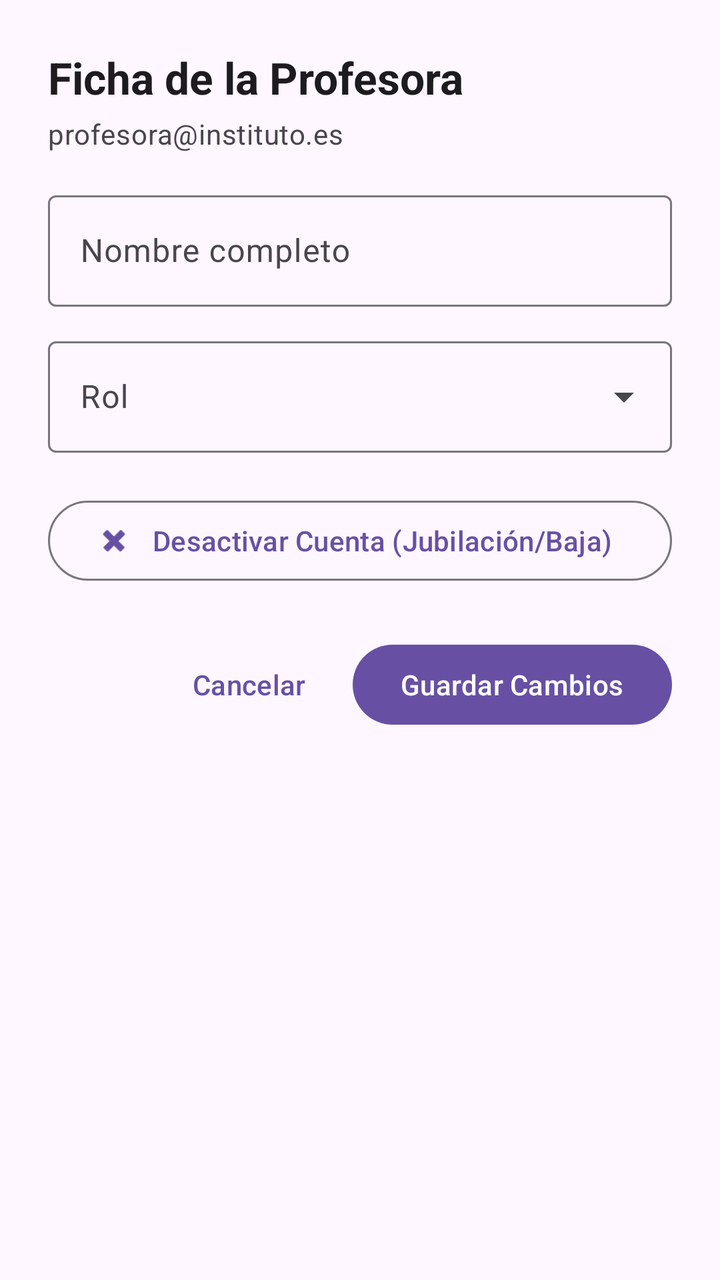
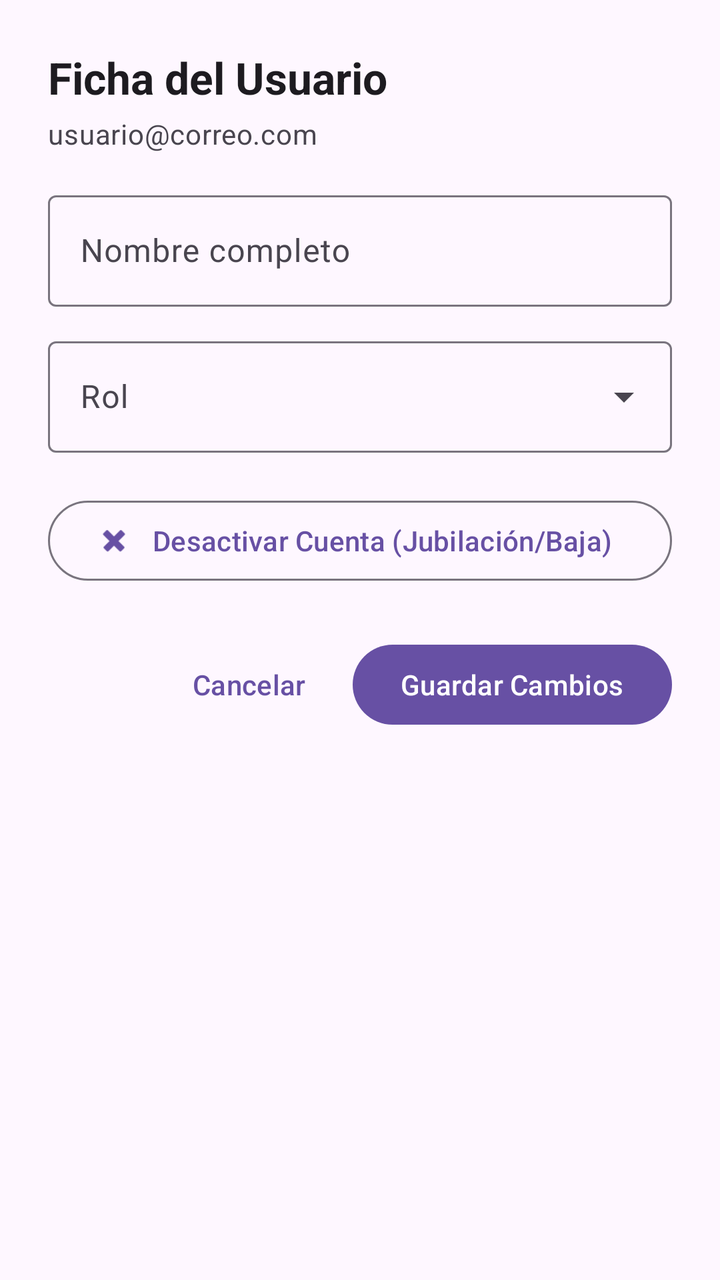

Screens rendered from an Android XML layout before and after an edit, with the pre-edit source and the edit as a unified diff.
<!-- AndroidManifest.xml: application theme Theme.ControlStockTextil -->
<!-- res/layout/dialog_editar_usuario.xml -->
<?xml version="1.0" encoding="utf-8"?>
<LinearLayout xmlns:android="http://schemas.android.com/apk/res/android"
    xmlns:app="http://schemas.android.com/apk/res-auto"
    android:layout_width="match_parent"
    android:layout_height="wrap_content"
    android:orientation="vertical"
    android:padding="24dp">

    <TextView
        android:layout_width="match_parent"
        android:layout_height="wrap_content"
        android:text="Ficha de la Profesora"
        android:textAppearance="?attr/textAppearanceTitleLarge"
        android:textStyle="bold" />

    <TextView
        android:id="@+id/tvEditarEmailFijo"
        android:layout_width="match_parent"
        android:layout_height="wrap_content"
        android:layout_marginTop="4dp"
        android:layout_marginBottom="16dp"
        android:text="profesora@instituto.es"
        android:textAppearance="?attr/textAppearanceBodyMedium"
        android:textColor="?android:attr/textColorSecondary" />

    
    <com.google.android.material.textfield.TextInputLayout
        android:id="@+id/tilEditarNombre"
        style="@style/Widget.Material3.TextInputLayout.OutlinedBox"
        android:layout_width="match_parent"
        android:layout_height="wrap_content"
        android:layout_marginBottom="12dp"
        android:hint="Nombre completo">

        <com.google.android.material.textfield.TextInputEditText
            android:id="@+id/etEditarNombre"
            android:layout_width="match_parent"
            android:layout_height="wrap_content"
            android:inputType="textPersonName|textCapWords" />
    </com.google.android.material.textfield.TextInputLayout>

    
    <com.google.android.material.textfield.TextInputLayout
        android:id="@+id/tilEditarRol"
        style="@style/Widget.Material3.TextInputLayout.OutlinedBox.ExposedDropdownMenu"
        android:layout_width="match_parent"
        android:layout_height="wrap_content"
        android:layout_marginBottom="20dp"
        android:hint="Rol">

        <AutoCompleteTextView
            android:id="@+id/actvEditarRol"
            android:layout_width="match_parent"
            android:layout_height="wrap_content"
            android:inputType="none" />
    </com.google.android.material.textfield.TextInputLayout>

    
    <com.google.android.material.button.MaterialButton
        android:id="@+id/btnCambiarEstadoCuenta"
        style="@style/Widget.Material3.Button.OutlinedButton"
        android:layout_width="match_parent"
        android:layout_height="wrap_content"
        android:layout_marginBottom="24dp"
        android:text="Desactivar Cuenta (Jubilación/Baja)"
        app:icon="@android:drawable/ic_delete" />

    <ProgressBar
        android:id="@+id/progressEditarUsuario"
        android:layout_width="wrap_content"
        android:layout_height="wrap_content"
        android:layout_gravity="center"
        android:layout_marginBottom="12dp"
        android:visibility="gone" />

    
    <LinearLayout
        android:layout_width="match_parent"
        android:layout_height="wrap_content"
        android:gravity="end"
        android:orientation="horizontal">

        <com.google.android.material.button.MaterialButton
            android:id="@+id/btnCancelarEditar"
            style="@style/Widget.Material3.Button.TextButton"
            android:layout_width="wrap_content"
            android:layout_height="wrap_content"
            android:text="Cancelar" />

        <com.google.android.material.button.MaterialButton
            android:id="@+id/btnGuardarEditarUsuario"
            android:layout_width="wrap_content"
            android:layout_height="wrap_content"
            android:layout_marginStart="8dp"
            android:text="Guardar Cambios" />

    </LinearLayout>

</LinearLayout>
<!-- resources referenced by this layout -->
<resources>
  <style name="Theme.ControlStockTextil" parent="Base.Theme.ControlStockTextil" />
  <style name="Base.Theme.ControlStockTextil" parent="Theme.Material3.DayNight.NoActionBar">
          
          
      </style>
</resources>

<!-- the commit's change to res/layout/dialog_editar_usuario.xml (unified diff, before → after) -->
@@ -9,7 +9,7 @@
     <TextView
         android:layout_width="match_parent"
         android:layout_height="wrap_content"
-        android:text="Ficha de la Profesora"
+        android:text="Ficha del Usuario"
         android:textAppearance="?attr/textAppearanceTitleLarge"
         android:textStyle="bold" />
 
@@ -19,7 +19,7 @@
         android:layout_height="wrap_content"
         android:layout_marginTop="4dp"
         android:layout_marginBottom="16dp"
-        android:text="profesora@instituto.es"
+        android:text="usuario@correo.com"
         android:textAppearance="?attr/textAppearanceBodyMedium"
         android:textColor="?android:attr/textColorSecondary" />
 
